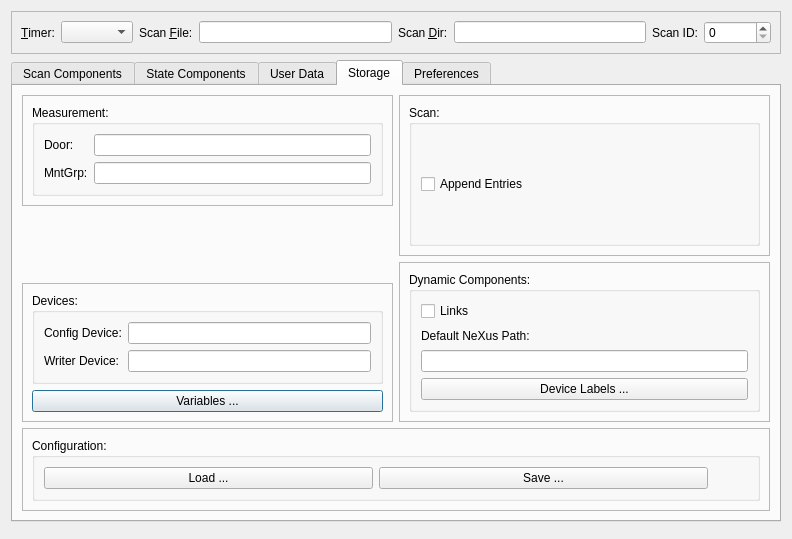
Before: the Qt Designer form nxselector/ui/selector.ui in nexdatas/nxselector, drawn with Qt 5.
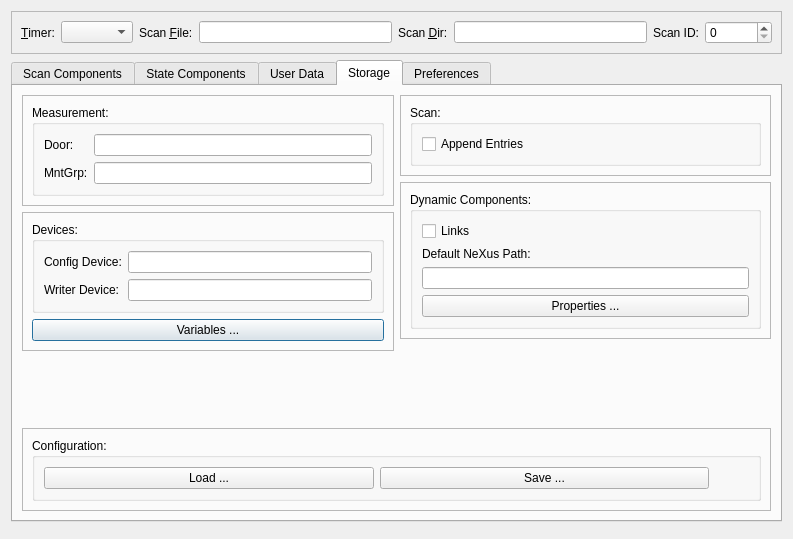
After: the same form once the commit is applied. The open tabs and pages were chosen to show the change.

Commit message: adding dialog for element properties

Patch:
```diff
--- a/nxselector/ui/selector.ui
+++ b/nxselector/ui/selector.ui
@@ -6,7 +6,7 @@
    <rect>
     <x>0</x>
     <y>0</y>
-    <width>792</width>
+    <width>793</width>
     <height>539</height>
    </rect>
   </property>
@@ -179,19 +179,6 @@
              </layout>
             </widget>
            </item>
-           <item>
-            <spacer name="verticalSpacer_4">
-             <property name="orientation">
-              <enum>Qt::Vertical</enum>
-             </property>
-             <property name="sizeHint" stdset="0">
-              <size>
-               <width>332</width>
-               <height>38</height>
-              </size>
-             </property>
-            </spacer>
-           </item>
            <item>
             <widget class="QFrame" name="frame_3">
              <property name="frameShape">
@@ -250,6 +237,19 @@
              </layout>
             </widget>
            </item>
+           <item>
+            <spacer name="verticalSpacer_4">
+             <property name="orientation">
+              <enum>Qt::Vertical</enum>
+             </property>
+             <property name="sizeHint" stdset="0">
+              <size>
+               <width>332</width>
+               <height>38</height>
+              </size>
+             </property>
+            </spacer>
+           </item>
           </layout>
          </item>
          <item>
@@ -322,7 +322,7 @@
                    <item>
                     <widget class="QPushButton" name="pushButton_4">
                      <property name="text">
-                      <string>Device Labels ...</string>
+                      <string>Properties ...</string>
                      </property>
                     </widget>
                    </item>
@@ -334,6 +334,19 @@
              </layout>
             </widget>
            </item>
+           <item>
+            <spacer name="verticalSpacer_2">
+             <property name="orientation">
+              <enum>Qt::Vertical</enum>
+             </property>
+             <property name="sizeHint" stdset="0">
+              <size>
+               <width>20</width>
+               <height>40</height>
+              </size>
+             </property>
+            </spacer>
+           </item>
           </layout>
          </item>
         </layout>
```
Left out of the diff: 2 changed lines with no effect on the pictures. The commit also changes 5 other files.
